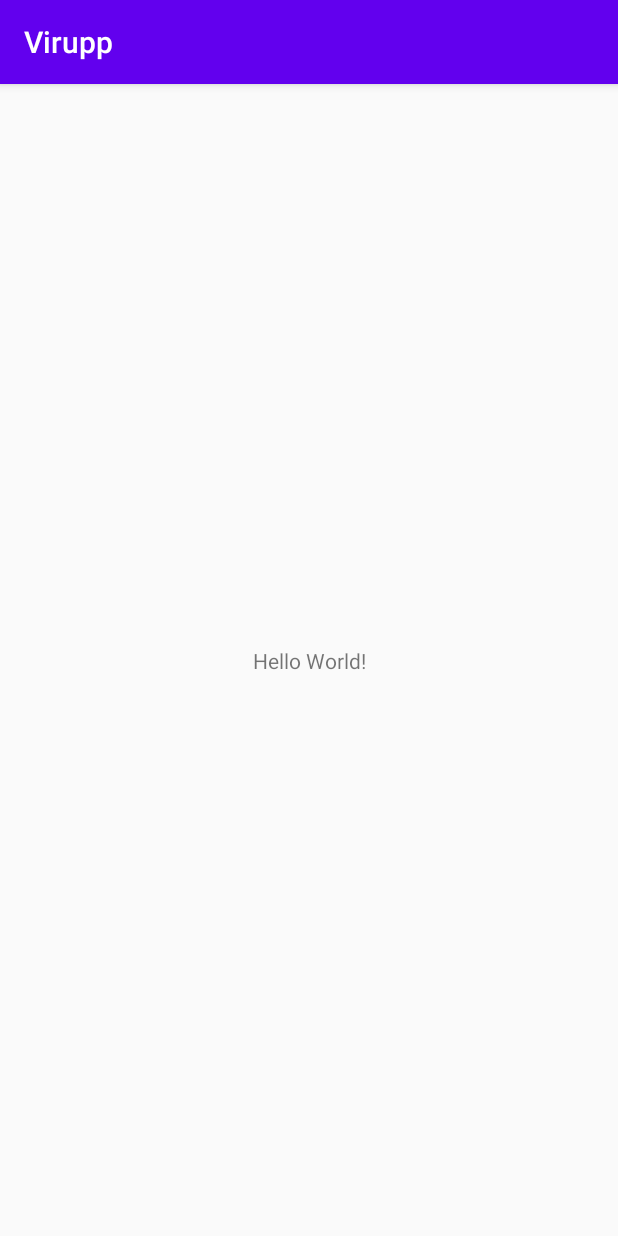
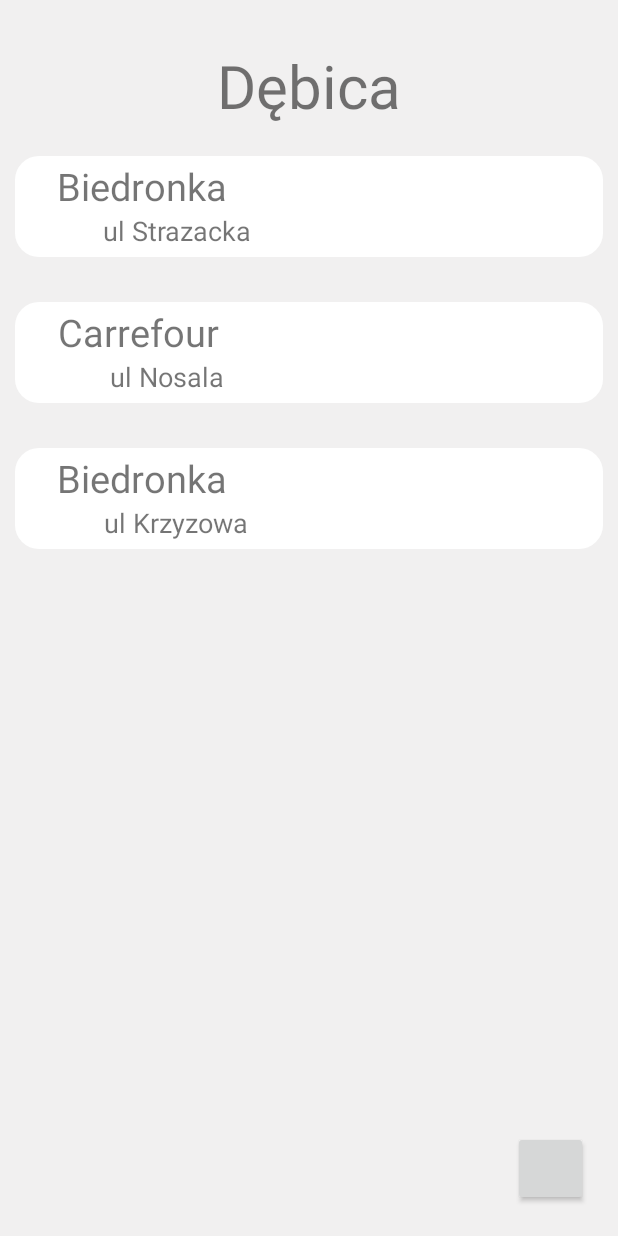
Before and after one commit to m-angelo/Virupp, an Android app: the screen it shows after launch (MainActivity), on a phone screen of 412 x 824 dp. Run offline under Robolectric (Android 15) with nearby library versions, the phone set to English and light mode, and no system bars; libraries missing offline, so code that uses them is left out: com.oguzdev.circularfloatingactionmenu; 4 statements that could not run were skipped.

Commit message:
Started working on shops fragment and floating menu

```diff
--- a/app/build.gradle
+++ b/app/build.gradle
@@ -26,6 +26,8 @@
 }
 
 dependencies {
+
+    implementation 'com.oguzdev:CircularFloatingActionMenu:1.0.2'
     implementation fileTree(dir: 'libs', include: ['*.jar'])
     implementation "org.jetbrains.kotlin:kotlin-stdlib-jdk7:$kotlin_version"
     implementation 'androidx.appcompat:appcompat:1.1.0'
@@ -34,4 +36,5 @@
     testImplementation 'junit:junit:4.12'
     androidTestImplementation 'androidx.test.ext:junit:1.1.1'
     androidTestImplementation 'androidx.test.espresso:espresso-core:3.2.0'
+    implementation 'androidx.recyclerview:recyclerview:1.1.0'
 }
--- a/app/src/main/AndroidManifest.xml
+++ b/app/src/main/AndroidManifest.xml
@@ -1,6 +1,13 @@
 <?xml version="1.0" encoding="utf-8"?>
 <manifest xmlns:android="http://schemas.android.com/apk/res/android"
     package="com.healtify.virupp">
+
+    <uses-permission android:name="android.permission.ACCESS_FINE_LOCATION" />
+    <uses-permission android:name="android.permission.ACCESS_COARSE_LOCATION" />
+    <uses-permission android:name="android.permission.ACCESS_NETWORK_STATE" />
+    <uses-permission android:name="android.permission.FOREGROUND_SERVICE" />
+    <uses-permission android:name="android.permission.VIBRATE" />
+    <uses-permission android:name="android.permission.WAKE_LOCK" />
 
     <application
         android:allowBackup="true"
@@ -9,7 +16,10 @@
         android:roundIcon="@mipmap/ic_launcher_round"
         android:supportsRtl="true"
         android:theme="@style/AppTheme">
-        <activity android:name=".MainActivity">
+        <activity
+            android:name=".activities.MainActivity"
+            android:screenOrientation="portrait"
+            >
             <intent-filter>
                 <action android:name="android.intent.action.MAIN" />
 
--- a/app/src/main/java/com/healtify/virupp/MainActivity.kt
+++ /dev/null
@@ -1,12 +0,0 @@
-package com.healtify.virupp
-
-import androidx.appcompat.app.AppCompatActivity
-import android.os.Bundle
-
-class MainActivity : AppCompatActivity() {
-
-    override fun onCreate(savedInstanceState: Bundle?) {
-        super.onCreate(savedInstanceState)
-        setContentView(R.layout.activity_main)
-    }
-}
--- /dev/null
+++ b/app/src/main/java/com/healtify/virupp/activities/MainActivity.kt
@@ -0,0 +1,48 @@
+package com.healtify.virupp.activities
+
+import androidx.appcompat.app.AppCompatActivity
+import android.os.Bundle
+import android.view.Window
+import android.view.WindowManager
+import android.widget.ImageButton
+import android.widget.ImageView
+import androidx.core.content.ContextCompat
+import com.healtify.virupp.R
+import com.oguzdev.circularfloatingactionmenu.library.FloatingActionButton
+import com.oguzdev.circularfloatingactionmenu.library.FloatingActionMenu
+import com.oguzdev.circularfloatingactionmenu.library.SubActionButton
+import kotlinx.android.synthetic.main.activity_main.*
+
+class MainActivity : AppCompatActivity() {
+
+    override fun onCreate(savedInstanceState: Bundle?) {
+        super.onCreate(savedInstanceState)
+        this.requestWindowFeature(Window.FEATURE_NO_TITLE)
+        this.getWindow().setFlags(WindowManager.LayoutParams.FLAG_FULLSCREEN, WindowManager.LayoutParams.FLAG_FULLSCREEN)
+        val menu_icon = ImageButton(this)
+        val shop_icon = ImageButton(this)
+        menu_icon.setImageDrawable(
+            ContextCompat.getDrawable(
+                applicationContext,
+                R.drawable.cart
+            ))
+        shop_icon.setImageDrawable(
+            ContextCompat.getDrawable(
+                applicationContext,
+                R.drawable.cart
+            ))
+
+
+        val itembuilder = SubActionButton.Builder(this)
+        val shop_btn = itembuilder.setContentView(shop_icon).build()
+        val menu_btn = itembuilder.setContentView(menu_icon).build()
+        val action_menu = FloatingActionMenu.Builder(this)
+            .addSubActionView(shop_btn)
+            .addSubActionView(menu_btn)
+            .attachTo(radiusbutton)
+            .build()
+
+        setContentView(R.layout.activity_main)
+
+    }
+}
--- /dev/null
+++ b/app/src/main/java/com/healtify/virupp/classes/Shops_class.kt
@@ -0,0 +1,4 @@
+package com.healtify.virupp.classes
+
+class Shops_class(val nm: String,val str: String) {
+}
--- /dev/null
+++ b/app/src/main/java/com/healtify/virupp/fragments/ShopsAdapter.kt
@@ -0,0 +1,37 @@
+package com.healtify.virupp.fragments
+
+import android.content.Context
+import android.view.LayoutInflater
+import android.view.View
+import android.view.ViewGroup
+import android.widget.TextView
+import androidx.recyclerview.widget.RecyclerView
+import com.healtify.virupp.R
+import com.healtify.virupp.classes.Shops_class
+import kotlinx.android.synthetic.main.shop_container.view.*
+
+class ShopsAdapter(val items : List<Shops_class>, val context: Context) : RecyclerView.Adapter<ShopHolder>() {
+
+    // Gets the number of animals in the list
+
+    override fun getItemCount(): Int {
+        return items.size
+    }
+
+    // Inflates the item views
+    override fun onCreateViewHolder(parent: ViewGroup,viewType: Int): ShopHolder {
+        return ShopHolder(LayoutInflater.from(context).inflate(R.layout.shop_container, parent, false))
+    }
+
+    // Binds each animal in the ArrayList to a view
+    override fun onBindViewHolder(holder: ShopHolder, position: Int) {
+        holder?.street_text?.text = items[position].str
+        holder?.shop_text?.text = items[position].nm
+    }
+}
+
+class ShopHolder (view: View) : RecyclerView.ViewHolder(view) {
+    // Holds the TextView that will add each animal to
+    val street_text = view.street_text
+    val shop_text = view.shop_text
+}
--- /dev/null
+++ b/app/src/main/java/com/healtify/virupp/fragments/ShopsFragment.kt
@@ -0,0 +1,43 @@
+package com.healtify.virupp.fragments
+
+import android.os.Bundle
+import android.view.LayoutInflater
+import android.view.View
+import android.view.ViewGroup
+import androidx.fragment.app.Fragment
+import androidx.recyclerview.widget.LinearLayoutManager
+import androidx.recyclerview.widget.ListAdapter
+import com.healtify.virupp.R
+import com.healtify.virupp.classes.Shops_class
+import kotlinx.android.synthetic.main.shops.*
+
+class ShopsFragment : Fragment() {
+
+    private val ShopsData = listOf(
+        Shops_class("Biedronka","ul Strazacka"),
+        Shops_class("Carrefour","ul Nosala"),
+        Shops_class("Biedronka","ul Krzyzowa")
+
+    )
+    override fun onCreate(savedInstanceState: Bundle?) {
+        super.onCreate(savedInstanceState)
+        retainInstance = true
+    }
+
+    override fun onCreateView(inflater: LayoutInflater,
+                              container: ViewGroup?,
+                              savedInstanceState: Bundle?): View? =
+        inflater.inflate(R.layout.shops, container, false)
+
+    override fun onViewCreated(view: View, savedInstanceState: Bundle?) {
+        super.onViewCreated(view, savedInstanceState)
+        shops_view.apply{
+            layoutManager = LinearLayoutManager(activity)
+            adapter = ShopsAdapter(ShopsData,context)
+        }
+
+    }
+    companion object {
+        fun newInstance(): ShopsFragment = ShopsFragment()
+    }
+}
--- /dev/null
+++ b/app/src/main/res/drawable/roundedrect32.xml
@@ -0,0 +1,5 @@
+<?xml version="1.0" encoding="UTF-8"?>
+<shape xmlns:android="http://schemas.android.com/apk/res/android" android:id="@+id/listview_background_shape">
+    <corners android:radius="16dp" />
+    <solid android:color="#fff" />
+</shape>
--- a/app/src/main/res/layout/activity_main.xml
+++ b/app/src/main/res/layout/activity_main.xml
@@ -2,17 +2,36 @@
 <androidx.constraintlayout.widget.ConstraintLayout xmlns:android="http://schemas.android.com/apk/res/android"
     xmlns:app="http://schemas.android.com/apk/res-auto"
     xmlns:tools="http://schemas.android.com/tools"
+    android:id="@+id/frame"
     android:layout_width="match_parent"
     android:layout_height="match_parent"
-    tools:context=".MainActivity">
+    tools:context=".activities.MainActivity"
+    android:background="#F1F0F0">
 
-    <TextView
-        android:layout_width="wrap_content"
-        android:layout_height="wrap_content"
-        android:text="Hello World!"
+
+    <Button
+        android:id="@+id/radiusbutton"
+        android:layout_width="50dp"
+        android:layout_height="50dp"
+        android:layout_marginEnd="20dp"
+        android:layout_marginBottom="20dp"
         app:layout_constraintBottom_toBottomOf="parent"
-        app:layout_constraintLeft_toLeftOf="parent"
-        app:layout_constraintRight_toRightOf="parent"
+        app:layout_constraintEnd_toEndOf="parent"
+        app:layout_constraintHorizontal_bias="1.0"
+        app:layout_constraintStart_toStartOf="parent"
+        app:layout_constraintTop_toTopOf="parent"
+        app:layout_constraintVertical_bias="1.0" />
+
+    <fragment
+        android:id="@+id/fragment"
+        android:name="com.healtify.virupp.fragments.ShopsFragment"
+        android:layout_width="match_parent"
+        android:layout_height="match_parent"
+        android:layout_marginStart="10dp"
+        android:layout_marginTop="20dp"
+        android:layout_marginEnd="10dp"
+        app:layout_constraintBottom_toBottomOf="parent"
+        app:layout_constraintEnd_toEndOf="parent"
+        app:layout_constraintStart_toStartOf="parent"
         app:layout_constraintTop_toTopOf="parent" />
-
 </androidx.constraintlayout.widget.ConstraintLayout>
--- /dev/null
+++ b/app/src/main/res/layout/shop_container.xml
@@ -0,0 +1,39 @@
+<?xml version="1.0" encoding="utf-8"?>
+<androidx.constraintlayout.widget.ConstraintLayout xmlns:android="http://schemas.android.com/apk/res/android"
+    xmlns:app="http://schemas.android.com/apk/res-auto"
+    xmlns:tools="http://schemas.android.com/tools"
+    android:layout_width="match_parent"
+    android:layout_height="wrap_content"
+    android:layout_marginTop="20dp"
+    android:layout_marginBottom="10dp"
+    android:background="@drawable/roundedrect32">
+
+
+    <TextView
+        android:id="@+id/shop_text"
+        android:layout_width="wrap_content"
+        android:layout_height="wrap_content"
+        android:text="Biedronka"
+        android:textSize="25dp"
+        app:layout_constraintBottom_toBottomOf="parent"
+        app:layout_constraintEnd_toEndOf="parent"
+        app:layout_constraintHorizontal_bias="0.1"
+        app:layout_constraintStart_toStartOf="parent"
+        app:layout_constraintTop_toTopOf="parent"
+        app:layout_constraintVertical_bias="0.07999998" />
+
+    <TextView
+        android:id="@+id/street_text"
+        android:layout_width="wrap_content"
+        android:layout_height="wrap_content"
+        android:layout_marginBottom="5dp"
+        android:text="Ks nosala"
+        android:textSize="18dp"
+        app:layout_constraintBottom_toBottomOf="parent"
+        app:layout_constraintEnd_toEndOf="parent"
+        app:layout_constraintHorizontal_bias="0.20"
+        app:layout_constraintStart_toStartOf="parent"
+        app:layout_constraintTop_toBottomOf="@+id/shop_text"
+        app:layout_constraintVertical_bias="0.523" />
+
+</androidx.constraintlayout.widget.ConstraintLayout>
--- /dev/null
+++ b/app/src/main/res/layout/shops.xml
@@ -0,0 +1,36 @@
+<?xml version="1.0" encoding="utf-8"?>
+<androidx.constraintlayout.widget.ConstraintLayout
+    xmlns:android="http://schemas.android.com/apk/res/android"
+    xmlns:app="http://schemas.android.com/apk/res-auto"
+    xmlns:tools="http://schemas.android.com/tools"
+    android:layout_width="match_parent"
+    android:layout_height="match_parent"
+    android:background="#F1F0F0">
+
+    <TextView
+        android:id="@+id/city"
+        android:layout_width="match_parent"
+        android:layout_height="wrap_content"
+        android:layout_marginTop="10dp"
+        android:layout_marginBottom="10dp"
+        android:gravity="center"
+        android:text="Dębica"
+        android:textSize="40dp"
+        app:layout_constraintBottom_toBottomOf="parent"
+        app:layout_constraintTop_toTopOf="parent"
+        app:layout_constraintVertical_bias="0.0">
+
+    </TextView>
+
+    <androidx.recyclerview.widget.RecyclerView
+        android:id="@+id/shops_view"
+        android:layout_width="match_parent"
+        android:layout_height="wrap_content"
+        app:layout_constraintBottom_toBottomOf="parent"
+        app:layout_constraintEnd_toEndOf="parent"
+        app:layout_constraintHorizontal_bias="1.0"
+        app:layout_constraintStart_toStartOf="parent"
+        app:layout_constraintTop_toBottomOf="@+id/city"
+        app:layout_constraintVertical_bias="0.0" />
+
+</androidx.constraintlayout.widget.ConstraintLayout>
--- a/app/src/main/res/values/styles.xml
+++ b/app/src/main/res/values/styles.xml
@@ -1,7 +1,7 @@
 <resources>
 
     <!-- Base application theme. -->
-    <style name="AppTheme" parent="Theme.AppCompat.Light.DarkActionBar">
+    <style name="AppTheme" parent="Theme.AppCompat.Light.NoActionBar">
         <!-- Customize your theme here. -->
         <item name="colorPrimary">@color/colorPrimary</item>
         <item name="colorPrimaryDark">@color/colorPrimaryDark</item>
```
Also changed, not shown: app/src/main/res/drawable-v24/cart.png (added).
